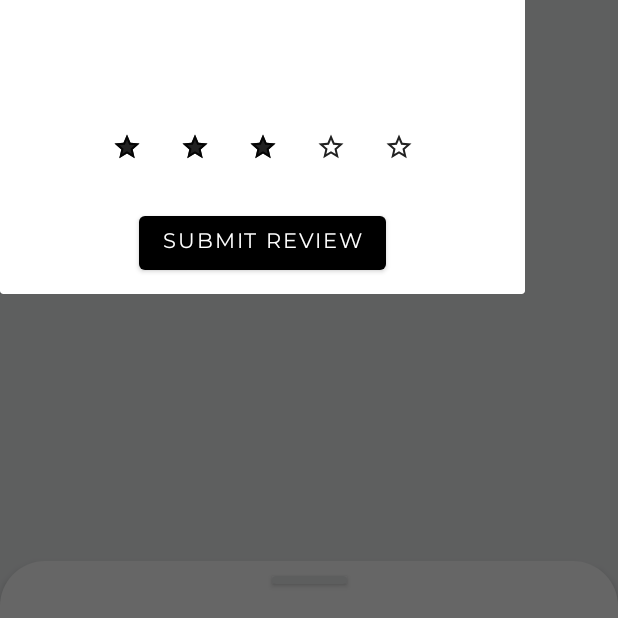
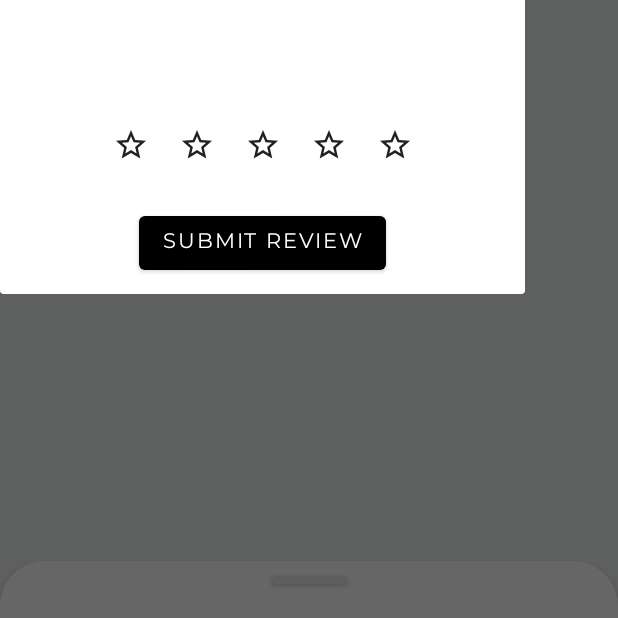
Before and after one commit to rodrirepresa/Adidas, an Android app built with Jetpack Compose: the fragment ProductDetailFragment placed in its activity, after a tap on an icon or button, on a phone screen of 412 x 824 dp, the top half of it. Run offline under Robolectric (Android 15) with nearby library versions, the phone set to English and light mode, and no system bars; libraries missing offline, so code that uses them is left out: androidx.palette.graphics; pictures from the network do not load; 8 statements that could not run were skipped; 1 other tap on this screen came first.

Commit message:
Improve stars animation

```diff
--- a/app/src/main/java/com/represa/adidas/ui/fragments/ReviewDialogFragment.kt
+++ b/app/src/main/java/com/represa/adidas/ui/fragments/ReviewDialogFragment.kt
@@ -21,7 +21,7 @@ import com.represa.adidas.R
 import com.represa.adidas.databinding.ReviewDialogBinding
 import com.represa.adidas.ui.MyTheme
 import com.represa.adidas.ui.viewmodels.ProductDetailViewModel
-import com.represa.adidas.util.Rate
+import com.represa.adidas.util.RateStars
 import org.koin.androidx.viewmodel.ext.android.viewModel
 
 class ReviewDialogFragment : DialogFragment() {
@@ -52,10 +52,6 @@ class ReviewDialogFragment : DialogFragment() {
             }
         }
 
-        binding.close.setOnClickListener {
-            dismiss()
-        }
-
         dialog!!.window!!.setGravity(Gravity.CENTER_HORIZONTAL)
         var p = dialog!!.window!!.attributes
         p.width = ViewGroup.LayoutParams.MATCH_PARENT
@@ -79,7 +75,7 @@ class ReviewDialogFragment : DialogFragment() {
         binding.apply {
             root.findViewById<ComposeView>(R.id.compose_view).setContent {
                 MyTheme() {
-                    Rate(productDetailViewModel)
+                    RateStars(productDetailViewModel)
                 }
             }
 
--- a/app/src/main/java/com/represa/adidas/ui/viewmodels/ProductDetailViewModel.kt
+++ b/app/src/main/java/com/represa/adidas/ui/viewmodels/ProductDetailViewModel.kt
@@ -28,7 +28,7 @@ class ProductDetailViewModel(
     val product: LiveData<ProductEntity>
         get() = _product
 
-    private var rating = 3
+    private var rating : Int? = null
 
     fun getReviews(productId: String) = getReviewsUseCase.invoke(productId).asLiveData()
 
@@ -53,6 +53,9 @@ class ProductDetailViewModel(
     }
 
     fun createReview(productId: String?, text: String, onSucces: () -> Unit) {
+        if(rating == null){
+            errorStream.value = Throwable("Please, select a product rating")
+        }else {
             viewModelScope.launch(Dispatchers.IO) {
                 runCatching {
                     productId?.let {
@@ -60,15 +63,17 @@ class ProductDetailViewModel(
                             Review(
                                 productId = productId,
                                 locale = "EN",
-                            rating = rating,
+                                rating = rating!!,
                                 text = text
                             )
                         )
                     }
                 }.onFailure {
-                errorStream.value = Throwable(context.getString(R.string.error_general_exception))
+                    errorStream.value =
+                        Throwable(context.getString(R.string.error_general_exception))
                 }.onSuccess {
                     onSucces.invoke()
+                }
             }
         }
     }
--- a/app/src/main/java/com/represa/adidas/util/Stars.kt
+++ b/app/src/main/java/com/represa/adidas/util/Stars.kt
@@ -1,4 +1,5 @@
 package com.represa.adidas.util
+
 
 import androidx.compose.animation.core.*
 import androidx.compose.foundation.clickable
@@ -8,93 +9,89 @@ import androidx.compose.material.icons.Icons
 import androidx.compose.material.icons.filled.Star
 import androidx.compose.material.icons.filled.StarOutline
 import androidx.compose.runtime.*
+import androidx.compose.ui.Alignment
 import androidx.compose.ui.Modifier
-import androidx.compose.ui.draw.alpha
+import androidx.compose.ui.draw.scale
 import androidx.compose.ui.unit.dp
 import com.represa.adidas.ui.viewmodels.ProductDetailViewModel
 import kotlinx.coroutines.launch
 
 @Composable
-fun Rate(productDetailViewModel: ProductDetailViewModel) {
-    var starData = remember { StarData() }
-    Row(horizontalArrangement = Arrangement.Center, modifier = Modifier.height(40.dp)) {
+fun RateStars(productDetailViewModel: ProductDetailViewModel) {
+    var starData = remember { StarData(productDetailViewModel) }
+    Row(
+        Modifier
+            .fillMaxWidth()
+            .fillMaxHeight()
+            .padding(0.dp, 5.dp, 0.dp, 10.dp), horizontalArrangement = Arrangement.Center, verticalAlignment = Alignment.Bottom
+    ) {
         for (i in 1..5) {
-            star(position = i, starData = starData, productDetailViewModel = productDetailViewModel)
+            star(position = i, starData = starData)
         }
     }
 }
 
 @Composable
-fun star(position: Int, starData: StarData, productDetailViewModel: ProductDetailViewModel) {
+fun star(position: Int, starData: StarData) {
 
-    var currentState by remember {
-        mutableStateOf(StarState.IDLE)
-    }
-    val transition = updateTransition(currentState, label = "")
+    var scale = remember { Animatable(1f) }
+    var coroutineScope = rememberCoroutineScope()
 
-    val starAlpha by transition.animateFloat(
-        transitionSpec = {
-            when {
-                StarState.IDLE isTransitioningTo StarState.Selected ->
-                    tween(1000)
-                else ->
-                    snap(0)
-            }
-        }
-    ) { state ->
-        when (state) {
-            StarState.IDLE -> 0f
-            StarState.Selected -> 1f
-        }
-    }
-
-    currentState = if (starData.starList.contains(position)) {
-        StarState.Selected
-    } else {
-        StarState.IDLE
-    }
+    var showFilled = starData.starList.contains(position)
 
 
-    var sizeAnimation = remember { Animatable(25f) }
-    var coroutineScope = rememberCoroutineScope()
-
-    Box(modifier = Modifier.padding(10.dp)) {
+    Box(modifier = Modifier.padding(10.dp,0.dp)) {
         Icon(Icons.Default.StarOutline, contentDescription = "", modifier = Modifier
-            .size(sizeAnimation.value.dp)
-            .clickable { starData.click(position) })
-
-        Icon(Icons.Default.Star, contentDescription = "", modifier = Modifier
-            .size(sizeAnimation.value.dp)
+            .scale(scale.value)
             .clickable {
                 starData.click(position)
-                productDetailViewModel.setRating(position)
+                starData.click(position)
                 coroutineScope.launch {
-                    sizeAnimation.animateTo(
-                        targetValue = 30f,
+                    scale.animateTo(
+                        targetValue = 1.7f,
                         animationSpec = tween(durationMillis = 200, easing = LinearEasing)
                     )
-                    sizeAnimation.animateTo(
-                        targetValue = 25f,
-                        animationSpec = tween(durationMillis = 500, easing = LinearEasing)
+                    scale.animateTo(
+                        targetValue = 1f,
+                        animationSpec = tween(durationMillis = 200, easing = LinearEasing)
                     )
                 }
-            }
-            .alpha(starAlpha)
-        )
+            })
+
+        if (showFilled) {
+            Icon(Icons.Default.Star, contentDescription = "", modifier = Modifier
+                .scale(scale.value)
+                .clickable {
+                    starData.click(position)
+                    coroutineScope.launch {
+                        scale.animateTo(
+                            targetValue = 1.7f,
+                            animationSpec = tween(
+                                durationMillis = 200,
+                                easing = LinearEasing
+                            )
+                        )
+                        scale.animateTo(
+                            targetValue = 1f,
+                            animationSpec = tween(
+                                durationMillis = 200,
+                                easing = LinearEasing
+                            )
+                        )
+                    }
+                }
+            )
+        }
     }
 }
 
-private enum class StarState {
-    Selected,
-    IDLE
-}
+class StarData(var productDetailViewModel: ProductDetailViewModel) {
+    var starList = mutableStateListOf<Int>()
 
-class StarData() {
-    var starList = mutableStateListOf<Int>(1,2,3)
-
-    fun click(star: Int) {
+    fun click(position: Int) {
+        productDetailViewModel.setRating(position)
         var list = mutableListOf<Int>()
-        for (i in 1..star) {
+        for (i in 1..position) {
             list.add(i)
         }
         starList.clear()
--- a/app/src/main/res/layout/review_dialog.xml
+++ b/app/src/main/res/layout/review_dialog.xml
@@ -8,14 +8,6 @@
         android:layout_width="match_parent"
         android:layout_height="match_parent"
         android:padding="10dp">
-
-        <FrameLayout
-            android:id="@+id/close"
-            android:layout_width="wrap_content"
-            android:layout_height="wrap_content"
-            android:background="@drawable/ic_baseline_close_24"
-            app:layout_constraintStart_toStartOf="parent"
-            app:layout_constraintTop_toTopOf="parent"/>
 
         <TextView
             android:id="@+id/title"
```
Lines whose indentation alone changed are shown as unchanged.
